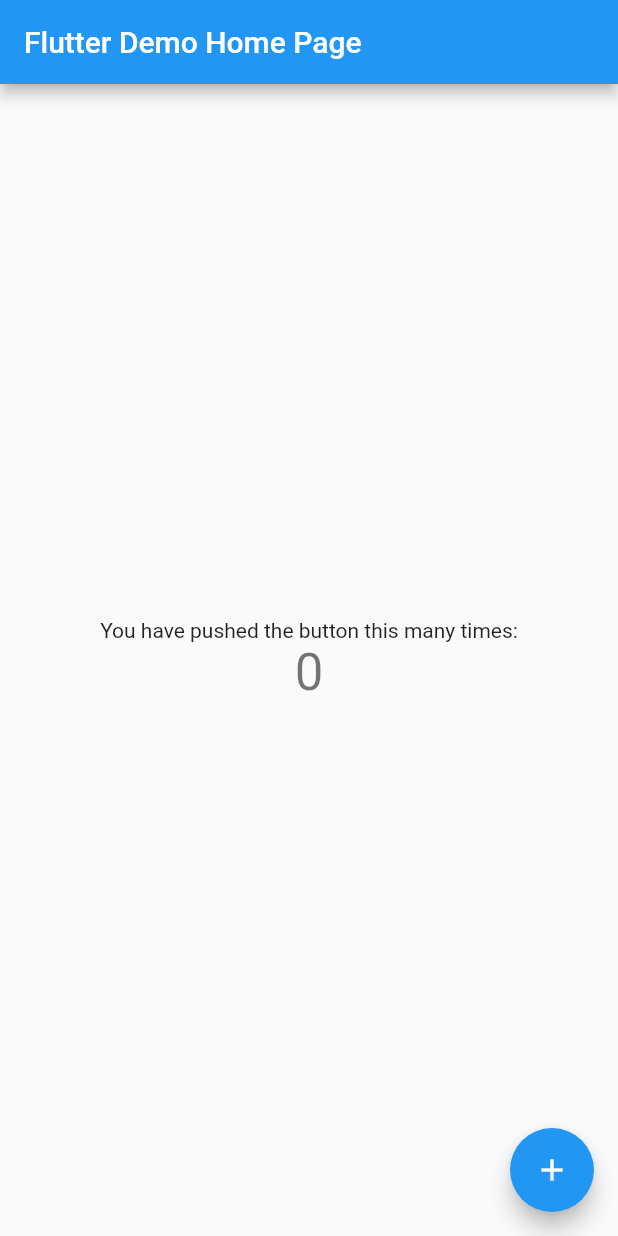
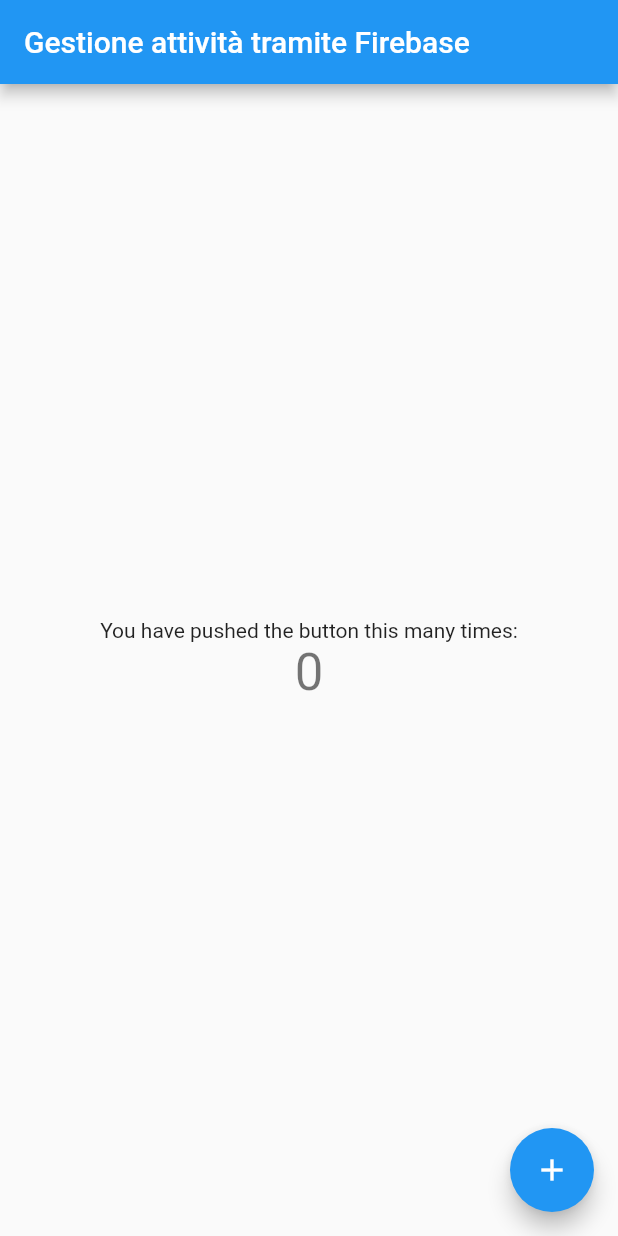
Before and after one commit to zaknafein83/flutterTest, a Flutter app: the screen it shows after launch, on a phone screen of 412 x 824 dp. Run offline on Flutter 3.47's test engine with Material 2 defaults, Android fonts, the phone set to English and light mode, and no system bars.

Commit message:
modifica titolo

```diff
--- a/lib/main.dart
+++ b/lib/main.dart
@@ -9,7 +9,7 @@ class MyApp extends StatelessWidget {
   @override
   Widget build(BuildContext context) {
     return MaterialApp(
-      title: 'Flutter Demo ',
+      title: 'Gestione attività tramite Firebase',
       theme: ThemeData(
         // This is the theme of your application.
         //
@@ -26,7 +26,7 @@ class MyApp extends StatelessWidget {
         // closer together (more dense) than on mobile platforms.
         visualDensity: VisualDensity.adaptivePlatformDensity,
       ),
-      home: MyHomePage(title: 'Flutter Demo Home Page'),
+      home: MyHomePage(title: 'Gestione attività tramite Firebase'),
     );
   }
 }
```
